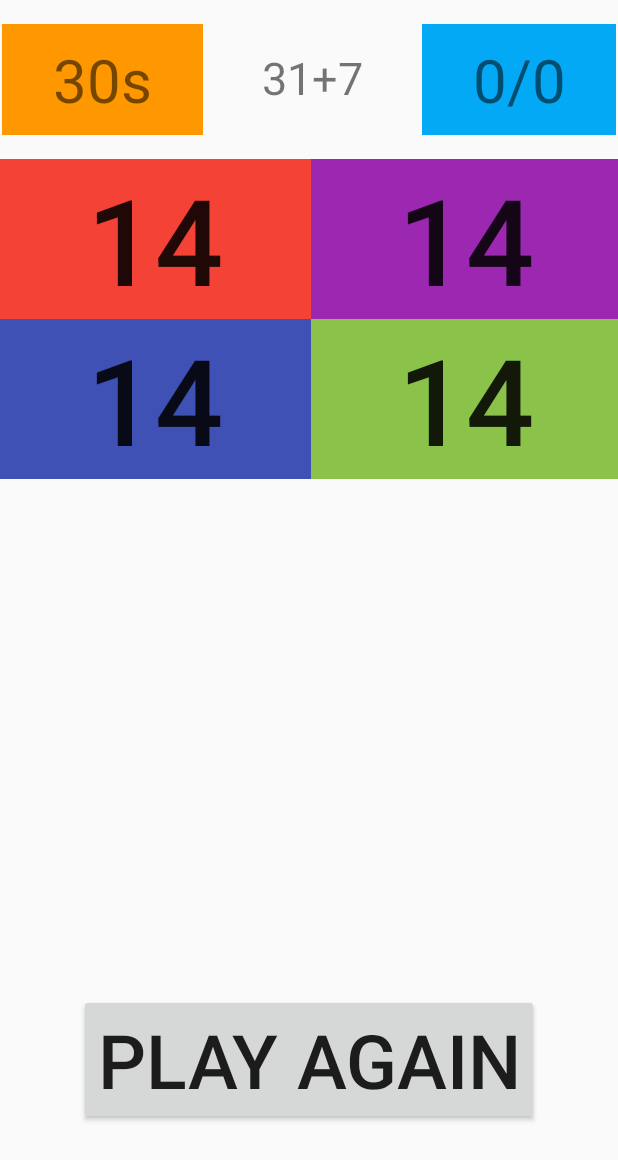
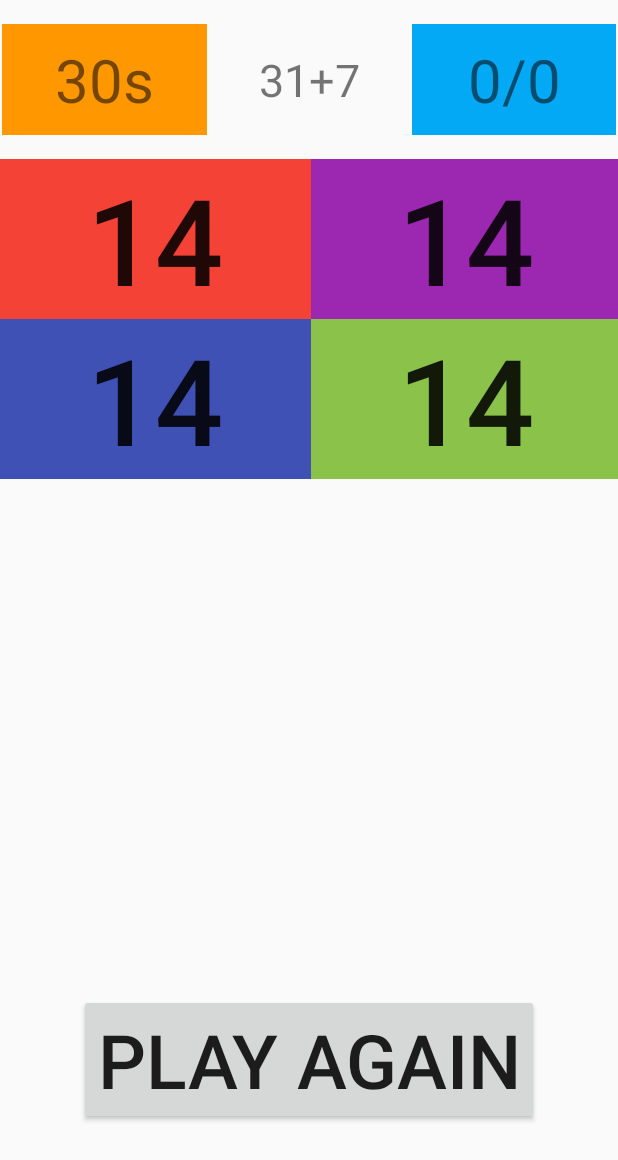
Before and after one commit to offlineprogrammer/BrainTrainer, an Android app: the layout activity_main.xml on its own in the app's theme, with its tools: preview values and no code run, on a phone screen of 412 x 824 dp. Shown: the top 1160 px of the screen. Run offline under Robolectric (Android 15) with nearby library versions, the phone set to English and light mode, and no system bars.

Commit message:
Style & Fix Defect

```diff
--- a/app/src/main/java/com/offlineprogrammer/braintrainer/MainActivity.java
+++ b/app/src/main/java/com/offlineprogrammer/braintrainer/MainActivity.java
@@ -30,6 +30,7 @@ public class MainActivity extends AppCompatActivity {
     TextView timerTextView;
     Button playAgain;
     ConstraintLayout gameLayout;
+    Boolean playIsActive = false;
 
     public void newQuestion(){
 
@@ -88,8 +89,6 @@ public class MainActivity extends AppCompatActivity {
 
          gameLayout.setVisibility(View.INVISIBLE);
 
-        newQuestion();
-        playAgain(playAgain);
 
 
 
@@ -99,6 +98,10 @@ public class MainActivity extends AppCompatActivity {
         Log.i("goButton Clicked","Hide");
         goButton.setVisibility(View.INVISIBLE);
         gameLayout.setVisibility(View.VISIBLE);
+        playIsActive = true;
+        newQuestion();
+        playAgain(playAgain);
+
     }
 
     public void playAgain(View view){
@@ -108,6 +111,7 @@ public class MainActivity extends AppCompatActivity {
         scoreTextView.setText(Integer.toString(score) + "/" + Integer.toString(numberOfQuestions));
         newQuestion();
         playAgain.setVisibility(View.INVISIBLE);
+        playIsActive = true;
         new CountDownTimer(30100,1000){
 
             @Override
@@ -121,6 +125,7 @@ public class MainActivity extends AppCompatActivity {
             public void onFinish() {
                 resultTextView.setText("Done!");
                 playAgain.setVisibility(View.VISIBLE);
+                playIsActive=false;
 
 
             }
@@ -128,6 +133,9 @@ public class MainActivity extends AppCompatActivity {
     }
 
     public void chooseAnswer(View view){
+        if (playIsActive == false){
+            return;
+        }
         Log.i("Selected button","is " + view.getTag().toString());
         int selectedButton = Integer.parseInt(view.getTag().toString());
 
--- a/app/src/main/res/layout/activity_main.xml
+++ b/app/src/main/res/layout/activity_main.xml
@@ -134,6 +134,8 @@
             android:layout_width="409dp"
             android:layout_height="wrap_content"
             android:layout_marginTop="16dp"
+            app:columnCount="3"
+            app:rowCount="1"
             app:layout_constraintEnd_toEndOf="parent"
             app:layout_constraintHorizontal_bias="0.5"
             app:layout_constraintStart_toStartOf="parent"
@@ -141,8 +143,7 @@
 
             <TextView
                 android:id="@+id/timerTextView"
-                android:layout_width="wrap_content"
-                android:layout_height="wrap_content"
+
                 android:background="#FF9800"
                 android:padding="10dp"
                 android:text="30s"
@@ -150,37 +151,41 @@
                 android:textSize="40sp"
                 app:layout_column="0"
                 app:layout_columnWeight="1"
-                app:layout_gravity="fill"
+                app:layout_gravity="fill_horizontal"
+                android:layout_width="0dp"
+                android:gravity="center"
                 app:layout_row="0"
                 app:layout_rowWeight="1" />
 
             <TextView
                 android:id="@+id/sumTextView"
-                android:layout_width="wrap_content"
-                android:layout_height="wrap_content"
+
                 android:padding="15dp"
                 android:text="31+7"
                 android:textAlignment="center"
                 android:textSize="30sp"
                 app:layout_column="1"
                 app:layout_columnWeight="1"
-                app:layout_gravity="fill"
+                app:layout_gravity="fill_horizontal"
+                android:layout_width="0dp"
+                android:gravity="center"
                 app:layout_row="0"
                 app:layout_rowWeight="1" />
 
 
             <TextView
                 android:id="@+id/scoreTextView"
-                android:layout_width="wrap_content"
-                android:layout_height="wrap_content"
+
                 android:background="#03A9F4"
                 android:padding="10dp"
                 android:text="0/0"
                 android:textAlignment="center"
                 android:textSize="40sp"
+                app:layout_gravity="fill_horizontal"
+                android:layout_width="0dp"
+                android:gravity="center"
                 app:layout_column="2"
                 app:layout_columnWeight="1"
-                app:layout_gravity="fill"
                 app:layout_row="0"
                 app:layout_rowWeight="1" />
 
```
